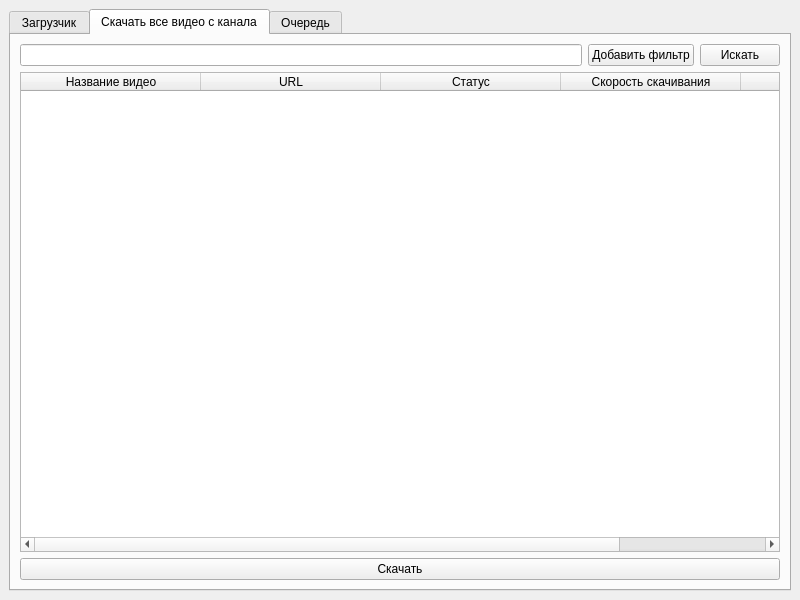
This is start.ui in xvideosman228/YoutubeVideoDownloader as Qt 5 draws it before an edit. The edited form follows.
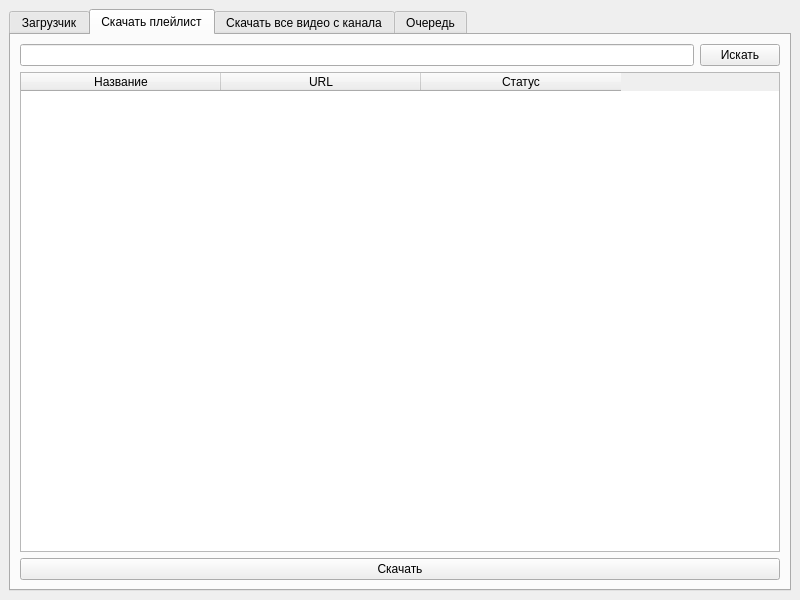
This is the edited form.

```diff
--- a/start.ui
+++ b/start.ui
@@ -47,6 +47,52 @@
         </item>
        </layout>
       </widget>
+      <widget class="QWidget" name="tab_4">
+       <attribute name="title">
+        <string>Скачать плейлист</string>
+       </attribute>
+       <layout class="QGridLayout" name="gridLayout_5">
+        <item row="0" column="1">
+         <widget class="QPushButton" name="findPlaylistButton">
+          <property name="text">
+           <string>Искать</string>
+          </property>
+         </widget>
+        </item>
+        <item row="0" column="0">
+         <widget class="QLineEdit" name="playlistAddress"/>
+        </item>
+        <item row="1" column="0" colspan="2">
+         <widget class="QTableWidget" name="playlistTableWidget">
+          <attribute name="horizontalHeaderDefaultSectionSize">
+           <number>200</number>
+          </attribute>
+          <column>
+           <property name="text">
+            <string>Название</string>
+           </property>
+          </column>
+          <column>
+           <property name="text">
+            <string>URL</string>
+           </property>
+          </column>
+          <column>
+           <property name="text">
+            <string>Статус</string>
+           </property>
+          </column>
+         </widget>
+        </item>
+        <item row="2" column="0" colspan="2">
+         <widget class="QPushButton" name="downloadPlaylistButton">
+          <property name="text">
+           <string>Скачать</string>
+          </property>
+         </widget>
+        </item>
+       </layout>
+      </widget>
       <widget class="QWidget" name="tab_3">
        <attribute name="title">
         <string>Скачать все видео с канала</string>
```
